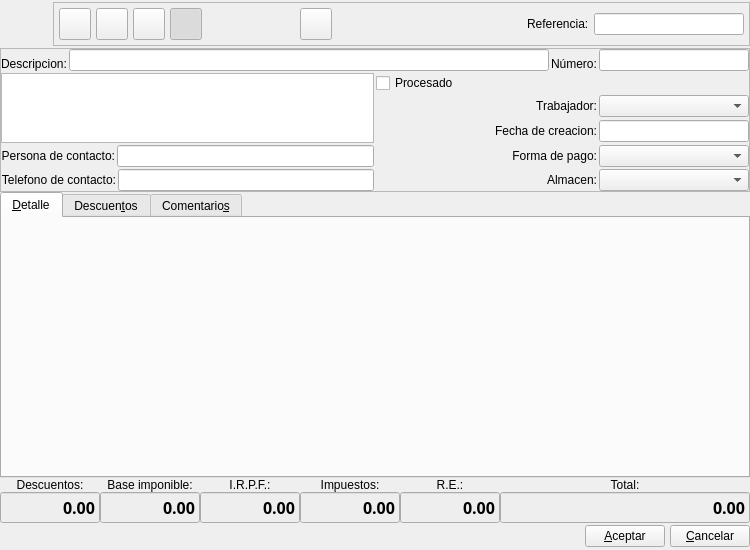
Above: bulmages/bulmafact/plugins/pluginbf_clientealbaran/albaranclientebase.ui from eboladev/Bulmages-1 before the change. Below: the same form after it.
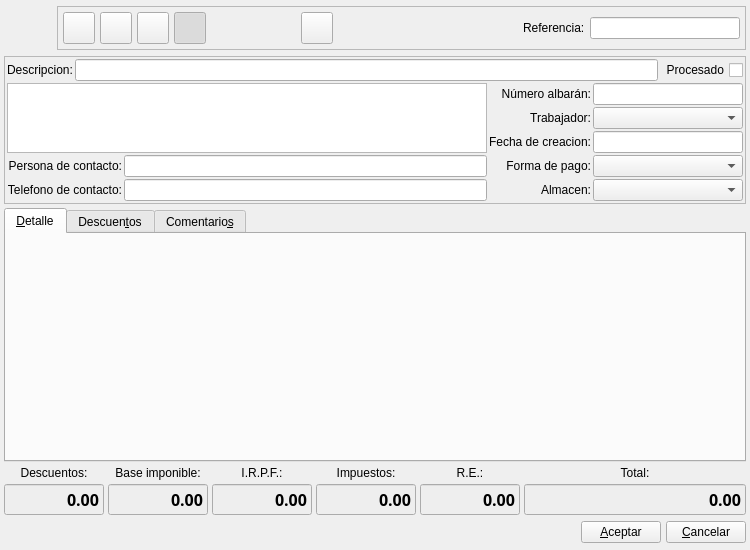
That is the form after the change. Icons and pictures are not drawn. Custom widgets are drawn as their Qt base class.

Commit message:
Actualizo interface de algunas ventanas para cumplir con la guía de estilo visual (que toca revisar porque es antigua, de 2006).
*********************************
Fco. Javier M. C.
*********************************
          Todo-Redes
        C/.Begonia, 12
   07010 Palma de Mallorca.
      Tel: +34-971499071
   http://www.todo-redes.com
  comercial(en)todo-redes.com
*********************************

```diff
--- a/bulmages/bulmafact/plugins/pluginbf_clientealbaran/albaranclientebase.ui
+++ b/bulmages/bulmafact/plugins/pluginbf_clientealbaran/albaranclientebase.ui
@@ -10,6 +10,12 @@
     <height>550</height>
    </rect>
   </property>
+  <property name="minimumSize">
+   <size>
+    <width>750</width>
+    <height>550</height>
+   </size>
+  </property>
   <property name="windowTitle">
    <string>Nuevo albaran a cliente</string>
   </property>
@@ -17,12 +23,12 @@
    <iconset resource="../../../bulmages.qrc">
     <normaloff>:/Images/client-delivery-note.png</normaloff>:/Images/client-delivery-note.png</iconset>
   </property>
-  <layout class="QGridLayout">
+  <layout class="QGridLayout" name="gridLayout0">
    <property name="margin">
-    <number>0</number>
+    <number>4</number>
    </property>
    <property name="spacing">
-    <number>0</number>
+    <number>4</number>
    </property>
    <item row="0" column="0" colspan="6">
     <layout class="QHBoxLayout" name="_2">
@@ -110,8 +116,8 @@
           </property>
           <property name="iconSize">
            <size>
-            <width>32</width>
-            <height>32</height>
+            <width>22</width>
+            <height>22</height>
            </size>
           </property>
          </widget>
@@ -145,8 +151,8 @@
           </property>
           <property name="iconSize">
            <size>
-            <width>32</width>
-            <height>32</height>
+            <width>22</width>
+            <height>22</height>
            </size>
           </property>
          </widget>
@@ -180,8 +186,8 @@
           </property>
           <property name="iconSize">
            <size>
-            <width>32</width>
-            <height>32</height>
+            <width>22</width>
+            <height>22</height>
            </size>
           </property>
          </widget>
@@ -215,8 +221,8 @@
           </property>
           <property name="iconSize">
            <size>
-            <width>32</width>
-            <height>32</height>
+            <width>22</width>
+            <height>22</height>
            </size>
           </property>
           <property name="checkable">
@@ -272,8 +278,8 @@
           </property>
           <property name="iconSize">
            <size>
-            <width>32</width>
-            <height>32</height>
+            <width>22</width>
+            <height>22</height>
            </size>
           </property>
          </widget>
@@ -370,16 +376,8 @@
      <property name="frameShadow">
       <enum>QFrame::Raised</enum>
      </property>
-     <layout class="QGridLayout" name="gridLayout_2">
-      <property name="margin">
-       <number>0</number>
-      </property>
-      <item row="0" column="0" colspan="2">
-       <layout class="QGridLayout" name="gridLayout_3">
-        <property name="margin">
-         <number>0</number>
-        </property>
-        <item row="1" column="1">
+     <layout class="QGridLayout" name="gridLayout1">
+      <item row="0" column="0">
          <widget class="QLabel" name="label6">
           <property name="sizePolicy">
            <sizepolicy hsizetype="Preferred" vsizetype="Fixed">
@@ -395,7 +393,7 @@
           </property>
          </widget>
         </item>
-        <item row="0" column="2" rowspan="2">
+      <item row="0" column="1" colspan="4">
          <widget class="QLineEdit" name="mui_descalbaran">
           <property name="minimumSize">
            <size>
@@ -408,6 +406,25 @@
           </property>
          </widget>
         </item>
+      <item row="0" column="5">
+       <widget class="QCheckBox" name="mui_procesadoalbaran">
+        <property name="sizePolicy">
+         <sizepolicy hsizetype="Preferred" vsizetype="Fixed">
+          <horstretch>0</horstretch>
+          <verstretch>0</verstretch>
+         </sizepolicy>
+        </property>
+        <property name="layoutDirection">
+         <enum>Qt::RightToLeft</enum>
+        </property>
+        <property name="text">
+         <string>Procesado</string>
+        </property>
+       </widget>
+      </item>
+      <item row="1" column="0" rowspan="3" colspan="3">
+       <widget class="BlSearchWidget" name="mui_idcliente"/>
+      </item>
         <item row="1" column="3">
          <widget class="QLabel" name="label7">
           <property name="sizePolicy">
@@ -417,14 +434,17 @@
            </sizepolicy>
           </property>
           <property name="text">
-           <string>Número:</string>
+         <string>Número albarán:</string>
+        </property>
+        <property name="alignment">
+         <set>Qt::AlignRight|Qt::AlignTrailing|Qt::AlignVCenter</set>
           </property>
           <property name="buddy">
            <cstring>mui_numalbaran</cstring>
           </property>
          </widget>
         </item>
-        <item row="0" column="4" rowspan="2">
+      <item row="1" column="4" colspan="2">
          <widget class="QLineEdit" name="mui_numalbaran">
           <property name="sizePolicy">
            <sizepolicy hsizetype="Fixed" vsizetype="Fixed">
@@ -446,27 +466,7 @@
           </property>
          </widget>
         </item>
-       </layout>
-      </item>
-      <item row="1" column="0" rowspan="3">
-       <widget class="BlSearchWidget" name="mui_idcliente"/>
-      </item>
-      <item row="1" column="1">
-       <widget class="QCheckBox" name="mui_procesadoalbaran">
-        <property name="sizePolicy">
-         <sizepolicy hsizetype="Preferred" vsizetype="Fixed">
-          <horstretch>0</horstretch>
-          <verstretch>0</verstretch>
-         </sizepolicy>
-        </property>
-        <property name="text">
-         <string>Procesado</string>
-        </property>
-       </widget>
-      </item>
-      <item row="2" column="1">
-       <layout class="QHBoxLayout" name="horizontalLayout_6">
-        <item>
+      <item row="2" column="3">
          <widget class="QLabel" name="label16">
           <property name="sizePolicy">
            <sizepolicy hsizetype="Minimum" vsizetype="Fixed">
@@ -485,7 +485,7 @@
           </property>
          </widget>
         </item>
-        <item>
+      <item row="2" column="4" colspan="2">
          <widget class="BfBuscarTrabajador" name="mui_idtrabajador">
           <property name="minimumSize">
            <size>
@@ -501,11 +501,7 @@
           </property>
          </widget>
         </item>
-       </layout>
-      </item>
-      <item row="3" column="1">
-       <layout class="QHBoxLayout" name="horizontalLayout_5">
-        <item>
+      <item row="3" column="3">
          <widget class="QLabel" name="label15">
           <property name="sizePolicy">
            <sizepolicy hsizetype="Preferred" vsizetype="Fixed">
@@ -524,7 +520,7 @@
           </property>
          </widget>
         </item>
-        <item>
+      <item row="3" column="4" colspan="2">
          <widget class="BlDateSearch" name="mui_fechaalbaran">
           <property name="minimumSize">
            <size>
@@ -540,11 +536,7 @@
           </property>
          </widget>
         </item>
-       </layout>
-      </item>
-      <item row="4" column="0">
-       <layout class="QHBoxLayout" name="horizontalLayout">
-        <item>
+      <item row="4" column="0" colspan="2">
          <widget class="QLabel" name="label14">
           <property name="sizePolicy">
            <sizepolicy hsizetype="Preferred" vsizetype="Fixed">
@@ -563,14 +555,10 @@
           </property>
          </widget>
         </item>
-        <item>
+      <item row="4" column="2">
          <widget class="QLineEdit" name="mui_contactalbaran"/>
         </item>
-       </layout>
-      </item>
-      <item row="4" column="1">
-       <layout class="QHBoxLayout" name="horizontalLayout_4">
-        <item>
+      <item row="4" column="3">
          <widget class="QLabel" name="label12">
           <property name="sizePolicy">
            <sizepolicy hsizetype="Preferred" vsizetype="Fixed">
@@ -589,7 +577,7 @@
           </property>
          </widget>
         </item>
-        <item>
+      <item row="4" column="4" colspan="2">
          <widget class="BfBuscarFormaPago" name="mui_idforma_pago">
           <property name="minimumSize">
            <size>
@@ -605,11 +593,7 @@
           </property>
          </widget>
         </item>
-       </layout>
-      </item>
-      <item row="5" column="0">
-       <layout class="QHBoxLayout" name="horizontalLayout_2">
-        <item>
+      <item row="5" column="0" colspan="2">
          <widget class="QLabel" name="label10">
           <property name="sizePolicy">
            <sizepolicy hsizetype="Preferred" vsizetype="Fixed">
@@ -628,14 +612,10 @@
           </property>
          </widget>
         </item>
-        <item>
+      <item row="5" column="2">
          <widget class="QLineEdit" name="mui_telalbaran"/>
         </item>
-       </layout>
-      </item>
-      <item row="5" column="1">
-       <layout class="QHBoxLayout" name="horizontalLayout_3">
-        <item>
+      <item row="5" column="3">
          <widget class="QLabel" name="label13">
           <property name="sizePolicy">
            <sizepolicy hsizetype="Preferred" vsizetype="Fixed">
@@ -657,7 +637,7 @@
           </property>
          </widget>
         </item>
-        <item>
+      <item row="5" column="4" colspan="2">
          <widget class="BfBuscarAlmacen" name="mui_idalmacen">
           <property name="minimumSize">
            <size>
@@ -672,8 +652,6 @@
            </size>
           </property>
          </widget>
-        </item>
-       </layout>
       </item>
      </layout>
     </widget>
```
Lines whose indentation alone changed are shown as unchanged. The commit also changes 7 other files.
